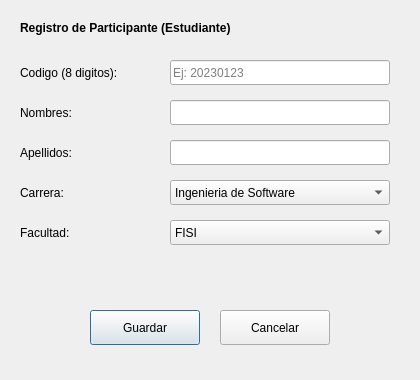
Old version of the form ui/registrarParticipante.ui in the repository Maria-agurto/Algoritmica.
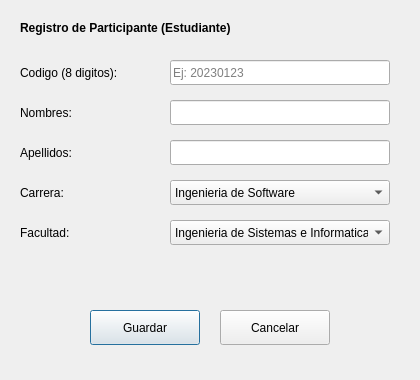
New version of the form.

Patch:
```diff
--- a/ui/registrarParticipante.ui
+++ b/ui/registrarParticipante.ui
@@ -168,8 +168,8 @@
      <height>25</height>
     </rect>
    </property>
-   <item><property name="text"><string>FISI</string></property></item>
-   <item><property name="text"><string>Ingenieria Electronica</string></property></item>
+   <item><property name="text"><string>Ingenieria de Sistemas e Informatica</string></property></item>
+   <item><property name="text"><string>Ingenieria Electrica y Electronica</string></property></item>
    <item><property name="text"><string>Ingenieria Industrial</string></property></item>
    <item><property name="text"><string>Ciencias Fisicas</string></property></item>
    <item><property name="text"><string>Otra</string></property></item>
```
